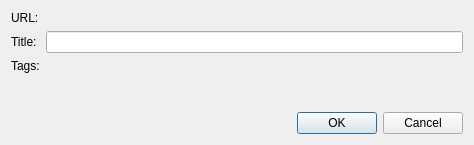
Old version of the form src/plugins/poshuku/addtofavoritesdialog.ui in the repository 0xd34df00d/leechcraft.
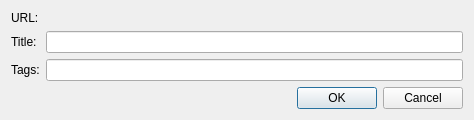
New version of the form. Icons and pictures are not drawn. Custom widgets are drawn as their Qt base class.

Commit message: Poshuku: All non-fixed fields grow.

```diff
--- a/src/plugins/poshuku/addtofavoritesdialog.ui
+++ b/src/plugins/poshuku/addtofavoritesdialog.ui
@@ -1,12 +1,12 @@
 <ui version="4.0" >
  <class>AddToFavoritesDialog</class>
- <widget class="QDialog" name="AddToFavoritesDialog" >
-  <property name="geometry" >
+ <widget class="QDialog" name="AddToFavoritesDialog">
+  <property name="geometry">
    <rect>
     <x>0</x>
     <y>0</y>
     <width>474</width>
-    <height>145</height>
+    <height>114</height>
    </rect>
   </property>
   <property name="windowTitle" >
@@ -18,10 +18,13 @@
   </property>
   <layout class="QVBoxLayout" name="verticalLayout" >
    <item>
-    <layout class="QFormLayout" name="formLayout" >
-     <item row="0" column="0" >
-      <widget class="QLabel" name="label_2" >
-       <property name="text" >
+    <layout class="QFormLayout" name="formLayout">
+     <property name="fieldGrowthPolicy">
+      <enum>QFormLayout::AllNonFixedFieldsGrow</enum>
+     </property>
+     <item row="0" column="0">
+      <widget class="QLabel" name="label_2">
+       <property name="text">
         <string>URL:</string>
        </property>
       </widget>
@@ -50,8 +53,8 @@
        </property>
       </widget>
      </item>
-     <item row="2" column="1" >
-      <widget class="LeechCraft::Util::TagsLineEdit" native="1" name="TagsEdit_" />
+     <item row="2" column="1">
+      <widget class="LeechCraft::Util::TagsLineEdit" name="TagsEdit_"/>
      </item>
     </layout>
    </item>
@@ -70,8 +73,8 @@
  <customwidgets>
   <customwidget>
    <class>LeechCraft::Util::TagsLineEdit</class>
-   <extends>QWidget</extends>
-   <header location="global" >plugininterface/tagslineedit.h</header>
+   <extends>QLineEdit</extends>
+   <header location="global">plugininterface/tagslineedit.h</header>
   </customwidget>
  </customwidgets>
  <resources>
```
Left out of the diff: 49 changed lines with no effect on the pictures.
